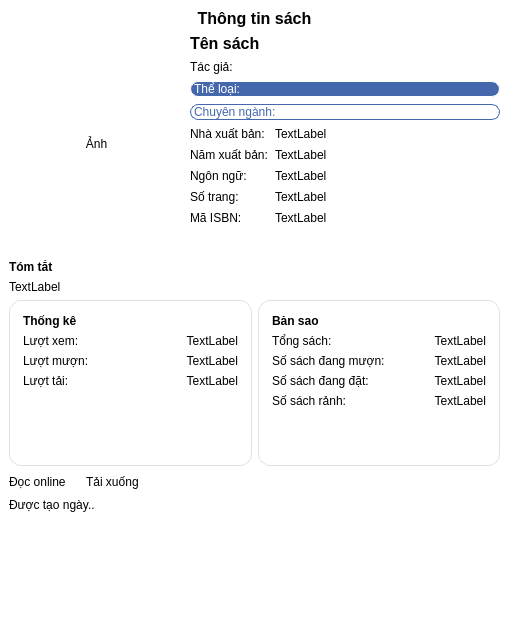
Above: info_book.ui from thanhtrung411/PBL2_new before the change. Below: the same form after it.
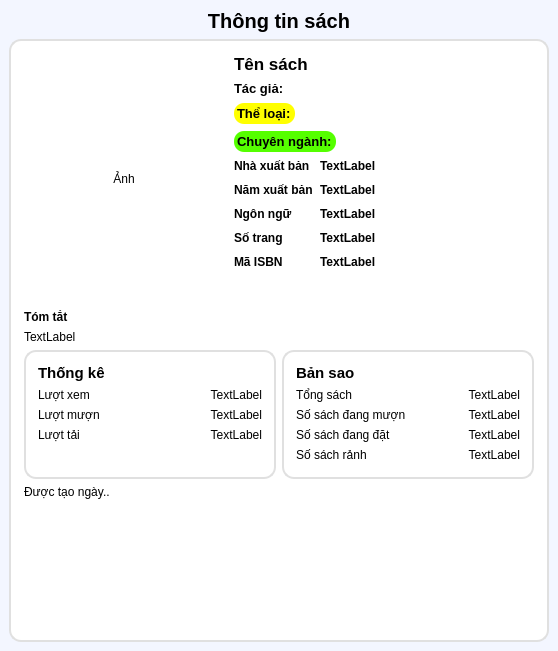
That is the form after the change.

What changed in the file:
```diff
--- a/info_book.ui
+++ b/info_book.ui
@@ -6,28 +6,19 @@
    <rect>
     <x>0</x>
     <y>0</y>
-    <width>511</width>
-    <height>636</height>
+    <width>558</width>
+    <height>651</height>
    </rect>
   </property>
   <property name="windowTitle">
    <string>MainWindow</string>
   </property>
   <property name="styleSheet">
-   <string notr="true">background-color: rgb(255, 255, 255);
+   <string notr="true">background-color: rgb(243, 246, 255);
 color: rgb(0, 0, 0);</string>
   </property>
   <widget class="QWidget" name="centralwidget">
-   <widget class="QWidget" name="verticalLayoutWidget">
-    <property name="geometry">
-     <rect>
-      <x>9</x>
-      <y>9</y>
-      <width>491</width>
-      <height>669</height>
-     </rect>
-    </property>
-    <layout class="QVBoxLayout" name="verticalLayout">
+   <layout class="QVBoxLayout" name="verticalLayout_6">
      <item>
       <widget class="QLabel" name="label">
        <property name="maximumSize">
@@ -38,7 +29,7 @@
        </property>
        <property name="font">
         <font>
-         <pointsize>12</pointsize>
+        <pointsize>15</pointsize>
          <bold>true</bold>
         </font>
        </property>
@@ -54,21 +45,48 @@
       </widget>
      </item>
      <item>
+     <widget class="QWidget" name="verticalWidget" native="true">
+      <property name="styleSheet">
+       <string notr="true">QWidget{background-color: #ffffff;
+border: 2px solid #E0E0E0;
+border-radius: 12px;
+}
+QLabel{
+	border: 0px solid #E0E0E0;
+}</string>
+      </property>
+      <layout class="QVBoxLayout" name="verticalLayout">
+       <property name="leftMargin">
+        <number>15</number>
+       </property>
+       <property name="topMargin">
+        <number>15</number>
+       </property>
+       <property name="rightMargin">
+        <number>15</number>
+       </property>
+       <property name="bottomMargin">
+        <number>15</number>
+       </property>
+       <item>
       <layout class="QHBoxLayout" name="horizontalLayout_5">
+         <property name="spacing">
+          <number>10</number>
+         </property>
        <item>
         <layout class="QVBoxLayout" name="verticalLayout_5">
          <item>
           <widget class="QLabel" name="book_png">
            <property name="minimumSize">
             <size>
-             <width>175</width>
-             <height>220</height>
+               <width>200</width>
+               <height>250</height>
             </size>
            </property>
            <property name="maximumSize">
             <size>
-             <width>175</width>
-             <height>220</height>
+               <width>200</width>
+               <height>250</height>
             </size>
            </property>
            <property name="styleSheet">
@@ -106,7 +124,7 @@
           <widget class="QLabel" name="name_book">
            <property name="font">
             <font>
-             <pointsize>12</pointsize>
+               <pointsize>13</pointsize>
              <bold>true</bold>
             </font>
            </property>
@@ -123,6 +141,12 @@
          </item>
          <item>
           <widget class="QLabel" name="author_name">
+             <property name="font">
+              <font>
+               <pointsize>10</pointsize>
+               <bold>true</bold>
+              </font>
+             </property>
            <property name="text">
             <string>Tác giả:</string>
            </property>
@@ -133,11 +157,22 @@
          </item>
          <item>
           <widget class="QLabel" name="the_loai">
+             <property name="sizePolicy">
+              <sizepolicy hsizetype="Fixed" vsizetype="Preferred">
+               <horstretch>0</horstretch>
+               <verstretch>0</verstretch>
+              </sizepolicy>
+             </property>
+             <property name="font">
+              <font>
+               <pointsize>10</pointsize>
+               <bold>true</bold>
+              </font>
+             </property>
            <property name="styleSheet">
-            <string notr="true">background-color: rgb(69, 104, 173);
-border: 1px solid rgb(255, 255, 255);
-border-radius: 8px;
-color: rgb(255, 255, 255);</string>
+              <string notr="true">padding-top: 3px; padding-bottom: 3px;
+border-radius: 10px;
+background-color: rgb(255, 255, 0);</string>
            </property>
            <property name="text">
             <string>Thể loại:</string>
@@ -146,11 +181,23 @@
          </item>
          <item>
           <widget class="QLabel" name="chuyen_nganh">
+             <property name="sizePolicy">
+              <sizepolicy hsizetype="Fixed" vsizetype="Preferred">
+               <horstretch>0</horstretch>
+               <verstretch>0</verstretch>
+              </sizepolicy>
+             </property>
+             <property name="font">
+              <font>
+               <pointsize>10</pointsize>
+               <bold>true</bold>
+              </font>
+             </property>
            <property name="styleSheet">
-            <string notr="true">color: rgb(69, 104, 173);
-border: 1px solid rgb(69, 104, 173);
-background-color: rgb(255, 255, 255);
-border-radius: 8px;</string>
+              <string notr="true">
+border-radius: 10px;
+;padding-top: 3px; padding-bottom: 3px;
+background-color: rgb(85, 255, 0);</string>
            </property>
            <property name="text">
             <string>Chuyên ngành:</string>
@@ -161,38 +208,66 @@
           <layout class="QHBoxLayout" name="horizontalLayout_2" stretch="0,1">
            <item>
             <layout class="QVBoxLayout" name="verticalLayout_3">
+               <property name="spacing">
+                <number>10</number>
+               </property>
              <item>
               <widget class="QLabel" name="label_6">
+                 <property name="font">
+                  <font>
+                   <bold>true</bold>
+                  </font>
+                 </property>
                <property name="text">
-                <string>Nhà xuất bản:</string>
+                  <string>Nhà xuất bản</string>
                </property>
               </widget>
              </item>
              <item>
               <widget class="QLabel" name="label_8">
+                 <property name="font">
+                  <font>
+                   <bold>true</bold>
+                  </font>
+                 </property>
                <property name="text">
-                <string>Năm xuất bản:</string>
+                  <string>Năm xuất bản</string>
                </property>
               </widget>
              </item>
              <item>
               <widget class="QLabel" name="label_4">
+                 <property name="font">
+                  <font>
+                   <bold>true</bold>
+                  </font>
+                 </property>
                <property name="text">
-                <string>Ngôn ngữ:</string>
+                  <string>Ngôn ngữ</string>
                </property>
               </widget>
              </item>
              <item>
               <widget class="QLabel" name="label_12">
+                 <property name="font">
+                  <font>
+                   <bold>true</bold>
+                  </font>
+                 </property>
                <property name="text">
-                <string>Số trang:</string>
+                  <string>Số trang</string>
                </property>
               </widget>
              </item>
              <item>
               <widget class="QLabel" name="label_13">
+                 <property name="font">
+                  <font>
+                   <bold>true</bold>
+                  </font>
+                 </property>
                <property name="text">
-                <string>Mã ISBN:</string>
+                  <string>Mã ISBN</string>
                </property>
               </widget>
              </item>
@@ -200,15 +275,28 @@
            </item>
            <item>
             <layout class="QVBoxLayout" name="verticalLayout_2">
+               <property name="spacing">
+                <number>10</number>
+               </property>
              <item>
               <widget class="QLabel" name="nha_xuat_ban">
+                 <property name="font">
+                  <font>
+                   <bold>true</bold>
+                  </font>
+                 </property>
                <property name="text">
                 <string>TextLabel</string>
                </property>
               </widget>
              </item>
              <item>
-              <widget class="QLabel" name="label_9">
+                <widget class="QLabel" name="nam_xuat_ban_label">
+                 <property name="font">
+                  <font>
+                   <bold>true</bold>
+                  </font>
+                 </property>
                <property name="text">
                 <string>TextLabel</string>
                </property>
@@ -216,6 +304,11 @@
              </item>
              <item>
               <widget class="QLabel" name="ngon_ngu">
+                 <property name="font">
+                  <font>
+                   <bold>true</bold>
+                  </font>
+                 </property>
                <property name="text">
                 <string>TextLabel</string>
                </property>
@@ -223,6 +316,11 @@
              </item>
              <item>
               <widget class="QLabel" name="so_trang">
+                 <property name="font">
+                  <font>
+                   <bold>true</bold>
+                  </font>
+                 </property>
                <property name="text">
                 <string>TextLabel</string>
                </property>
@@ -230,6 +328,11 @@
              </item>
              <item>
               <widget class="QLabel" name="isbn">
+                 <property name="font">
+                  <font>
+                   <bold>true</bold>
+                  </font>
+                 </property>
                <property name="text">
                 <string>TextLabel</string>
                </property>
@@ -281,7 +384,7 @@
         <widget class="QWidget" name="verticalWidget_4" native="true">
          <property name="styleSheet">
           <string notr="true">QWidget{background-color: #ffffff;
-border: 1px solid #E0E0E0;
+border: 2px solid #E0E0E0;
 border-radius: 12px;
 }
 QLabel{
@@ -305,6 +408,7 @@
            <widget class="QLabel" name="label_15">
             <property name="font">
              <font>
+                <pointsize>11</pointsize>
               <bold>true</bold>
              </font>
             </property>
@@ -320,21 +424,21 @@
               <item>
                <widget class="QLabel" name="label_23">
                 <property name="text">
-                 <string>Lượt xem:</string>
+                   <string>Lượt xem</string>
                 </property>
                </widget>
               </item>
               <item>
                <widget class="QLabel" name="label_24">
                 <property name="text">
-                 <string>Lượt mượn:</string>
+                   <string>Lượt mượn</string>
                 </property>
                </widget>
               </item>
               <item>
                <widget class="QLabel" name="label_25">
                 <property name="text">
-                 <string>Lượt tải:</string>
+                   <string>Lượt tải</string>
                 </property>
                </widget>
               </item>
@@ -396,7 +500,7 @@
         <widget class="QWidget" name="verticalWidget_5" native="true">
          <property name="styleSheet">
           <string notr="true">QWidget{background-color: #ffffff;
-border: 1px solid #E0E0E0;
+border: 2px solid #E0E0E0;
 border-radius: 12px;
 }
 QLabel{
@@ -420,6 +524,7 @@
            <widget class="QLabel" name="label_29">
             <property name="font">
              <font>
+                <pointsize>11</pointsize>
               <bold>true</bold>
              </font>
             </property>
@@ -435,28 +540,28 @@
               <item>
                <widget class="QLabel" name="label_19">
                 <property name="text">
-                 <string>Tổng sách:</string>
+                   <string>Tổng sách</string>
                 </property>
                </widget>
               </item>
               <item>
                <widget class="QLabel" name="label_20">
                 <property name="text">
-                 <string>Số sách đang mượn:</string>
+                   <string>Số sách đang mượn</string>
                 </property>
                </widget>
               </item>
               <item>
                <widget class="QLabel" name="label_3">
                 <property name="text">
-                 <string>Số sách đang đặt:</string>
+                   <string>Số sách đang đặt</string>
                 </property>
                </widget>
               </item>
               <item>
                <widget class="QLabel" name="label_21">
                 <property name="text">
-                 <string>Số sách rảnh:</string>
+                   <string>Số sách rảnh</string>
                 </property>
                </widget>
               </item>
@@ -526,40 +631,6 @@
        </item>
       </layout>
      </item>
-     <item>
-      <layout class="QHBoxLayout" name="horizontalLayout_10">
-       <property name="spacing">
-        <number>20</number>
-       </property>
-       <item>
-        <widget class="QLabel" name="label_18">
-         <property name="text">
-          <string>Đọc online</string>
-         </property>
-        </widget>
-       </item>
-       <item>
-        <widget class="QLabel" name="label_14">
-         <property name="text">
-          <string>Tải xuống</string>
-         </property>
-        </widget>
-       </item>
-       <item>
-        <spacer name="horizontalSpacer">
-         <property name="orientation">
-          <enum>Qt::Orientation::Horizontal</enum>
-         </property>
-         <property name="sizeHint" stdset="0">
-          <size>
-           <width>40</width>
-           <height>20</height>
-          </size>
-         </property>
-        </spacer>
-       </item>
-      </layout>
-     </item>
      <item>
       <widget class="QLabel" name="created_by">
        <property name="text">
@@ -582,6 +653,8 @@
      </item>
     </layout>
    </widget>
+    </item>
+   </layout>
   </widget>
  </widget>
  <resources/>
```
Lines whose indentation alone changed are shown as unchanged.
